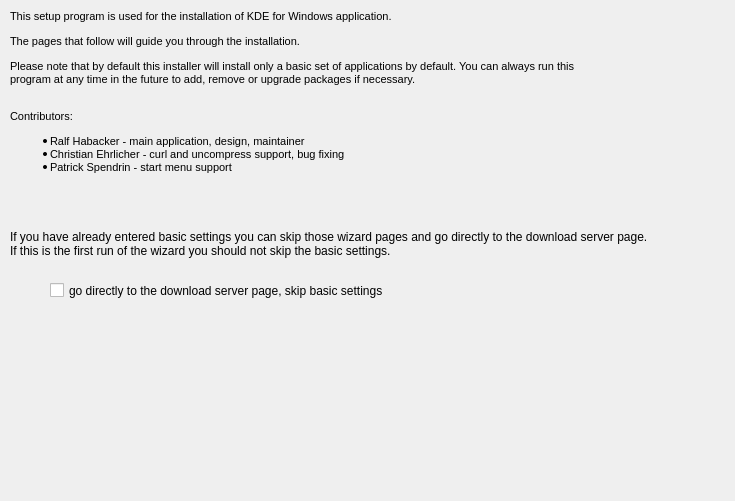
Qt form gui/titlepage.ui (KDE/kdewin-installer) before a commit.
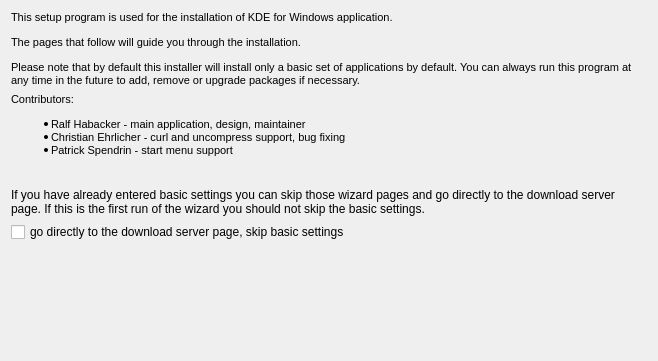
The same form after that commit.

Commit message: give the widgets a layout

Patch:
```diff
--- a/gui/titlepage.ui
+++ b/gui/titlepage.ui
@@ -5,8 +5,8 @@
    <rect>
     <x>0</x>
     <y>0</y>
-    <width>735</width>
-    <height>501</height>
+    <width>658</width>
+    <height>361</height>
    </rect>
   </property>
   <property name="windowTitle" >
@@ -15,15 +15,9 @@
   <property name="statusTip" >
    <string/>
   </property>
+  <layout class="QVBoxLayout" >
+   <item>
   <widget class="QLabel" name="label" >
-   <property name="geometry" >
-    <rect>
-     <x>10</x>
-     <y>10</y>
-     <width>591</width>
-     <height>91</height>
-    </rect>
-   </property>
    <property name="text" >
     <string>&lt;html>&lt;head>&lt;meta name="qrichtext" content="1" />&lt;style type="text/css">
 p, li { white-space: pre-wrap; }
@@ -42,28 +36,9 @@
     <bool>true</bool>
    </property>
   </widget>
-  <widget class="QCheckBox" name="skipBasicSettings" >
-   <property name="geometry" >
-    <rect>
-     <x>50</x>
-     <y>280</y>
-     <width>551</width>
-     <height>21</height>
-    </rect>
-   </property>
-   <property name="text" >
-    <string>go directly to the download server page, skip basic settings</string>
-   </property>
-  </widget>
+   </item>
+   <item>
   <widget class="QLabel" name="label_3" >
-   <property name="geometry" >
-    <rect>
-     <x>10</x>
-     <y>110</y>
-     <width>491</width>
-     <height>109</height>
-    </rect>
-   </property>
    <property name="text" >
     <string>&lt;html>&lt;head>&lt;meta name="qrichtext" content="1" />&lt;style type="text/css">
 p, li { white-space: pre-wrap; }
@@ -84,15 +59,9 @@
     <bool>true</bool>
    </property>
   </widget>
+   </item>
+   <item>
   <widget class="QLabel" name="label_2" >
-   <property name="geometry" >
-    <rect>
-     <x>10</x>
-     <y>230</y>
-     <width>641</width>
-     <height>51</height>
-    </rect>
-   </property>
    <property name="text" >
     <string>If you have already entered basic settings you can skip those wizard pages and go directly to the download server page. If this is the first run of the wizard you should not skip the basic settings.</string>
    </property>
@@ -103,6 +72,28 @@
     <bool>true</bool>
    </property>
   </widget>
+   </item>
+   <item>
+    <widget class="QCheckBox" name="skipBasicSettings" >
+     <property name="text" >
+      <string>go directly to the download server page, skip basic settings</string>
+     </property>
+    </widget>
+   </item>
+   <item>
+    <spacer>
+     <property name="orientation" >
+      <enum>Qt::Vertical</enum>
+     </property>
+     <property name="sizeHint" >
+      <size>
+       <width>20</width>
+       <height>40</height>
+      </size>
+     </property>
+    </spacer>
+   </item>
+  </layout>
  </widget>
  <resources/>
  <connections/>
```
Lines whose indentation alone changed are shown as unchanged. The commit also changes 7 other files.
